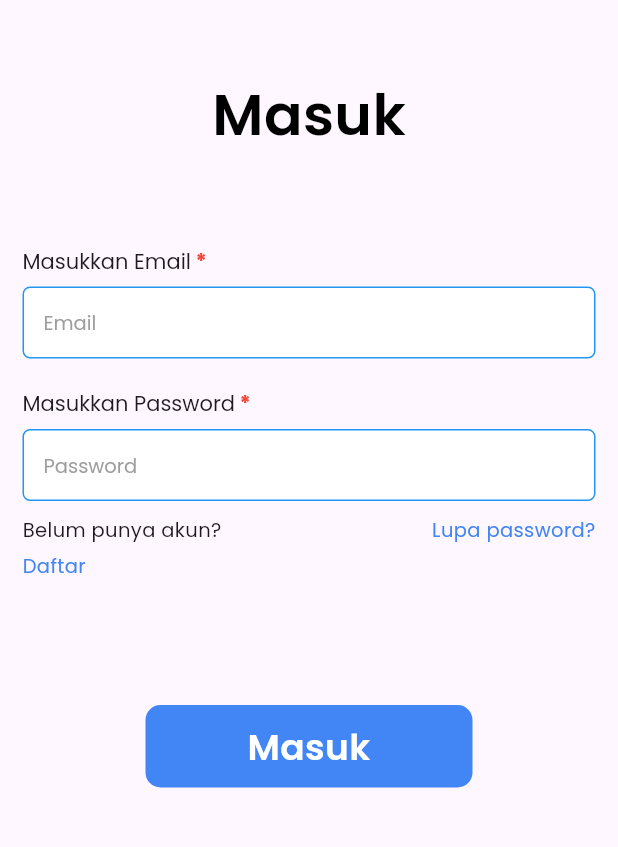
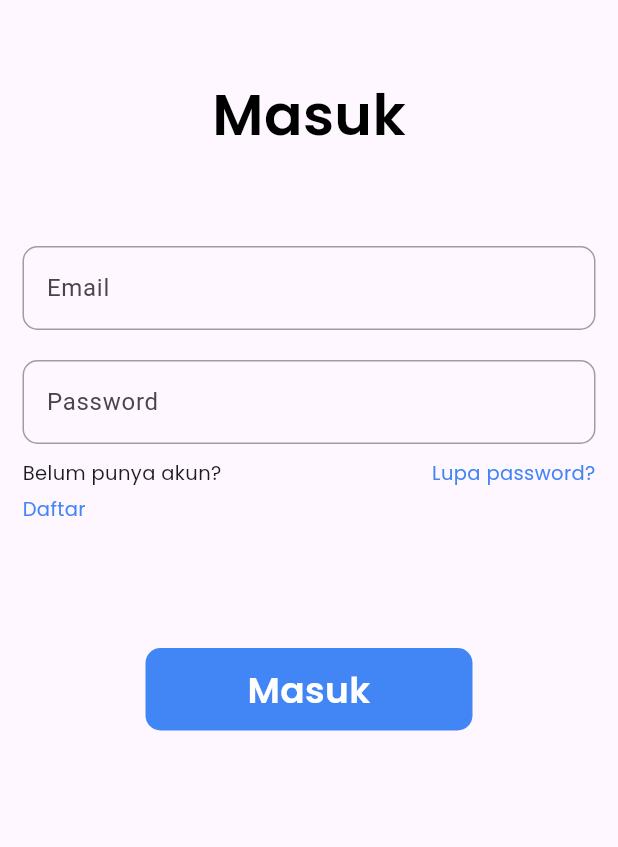
Before and after one commit to Kusumojakti/responsi_mobile_lanjut, a Flutter app: the screen it shows after launch, on a phone screen of 412 x 824 dp, the part 204-1051 px from its top. Run offline on Flutter 3.47's test engine with Material 3 defaults, Android fonts, the phone set to English and light mode, and no system bars; our stand-ins replace get, google_fonts, persistent_bottom_nav_bar.

Commit message:
Add email & password validator

```diff
--- /dev/null
+++ b/config.json
@@ -0,0 +1,12 @@
+{
+    "modules": [],
+    "module_directory_name": "module",
+    "experimental_mode": false,
+    "learning_mode": false,
+    "unfreezed": true,
+    "use_cubit": false,
+    "ignore_core_generator_for_directories": [
+        "lib/model",
+        "lib/models"
+    ]
+}
--- a/lib/ui/login_view.dart
+++ b/lib/ui/login_view.dart
@@ -2,7 +2,6 @@ import 'package:flutter/material.dart';
 import 'package:get/get.dart';
 import 'package:google_fonts/google_fonts.dart';
 import 'package:responsi_mobile_lanjut/components/card_button.dart';
-import 'package:responsi_mobile_lanjut/components/label_textfield.dart';
 import 'package:responsi_mobile_lanjut/components/nav_persistent.dart';
 import 'package:responsi_mobile_lanjut/ui/forgot_password.dart';
 import 'package:responsi_mobile_lanjut/ui/register_view.dart';
@@ -17,7 +16,7 @@ class LoginView extends StatefulWidget {
 class _LoginViewState extends State<LoginView> {
   final _formKey = GlobalKey<FormState>();
   final TextEditingController _emailController = TextEditingController();
-  final TextEditingController _passwordController  = TextEditingController();
+  final TextEditingController _passwordController = TextEditingController();
   String? _errorMsg;
   final String email = 'admin@gmail.com';
   final String password = 'password';
@@ -66,15 +65,26 @@ class _LoginViewState extends State<LoginView> {
                   key: _formKey,
                   child: Column(
                     children: [
-                      LabelTextfield(
+                      TextFormField(
                         controller: _emailController,
-                        keyboardType: TextInputType.emailAddress,
-                        expands: false,
-                        textAlign: TextAlign.start,
-                        label: "Masukkan Email",
-                        fieldFill: Colors.white,
-                        hintText: "Email",
-                        isRequired: true,
+                        decoration: const InputDecoration(
+                          labelText: 'Email',
+                          border: OutlineInputBorder(
+                            borderRadius: BorderRadius.all(Radius.circular(10)),
+                          ),
+                          enabledBorder: OutlineInputBorder(
+                            borderRadius: BorderRadius.all(Radius.circular(10)),
+                            borderSide: BorderSide(color: Colors.grey),
+                          ),
+                          focusedBorder: OutlineInputBorder(
+                            borderRadius: BorderRadius.all(Radius.circular(10)),
+                            borderSide: BorderSide(color: Colors.blue),
+                          ),
+                          errorBorder: OutlineInputBorder(
+                            borderRadius: BorderRadius.all(Radius.circular(10)),
+                            borderSide: BorderSide(color: Colors.red),
+                          ),
+                        ),
                         validator: (value) {
                           if (value == null || value.isEmpty) {
                             return 'Email tidak boleh kosong';
@@ -84,21 +94,40 @@ class _LoginViewState extends State<LoginView> {
                             return 'Masukkan email yang valid';
                           }
                           return null;
-                          }
+                        },
                       ),
                       const SizedBox(height: 20),
-                      LabelTextfield(
-                        controller: _passwordController ,
-                        keyboardType: TextInputType.visiblePassword,
+                      TextFormField(
+                        controller: _passwordController,
                         obscureText: true,
-                        expands: false,
-                        textAlign: TextAlign.start,
-                        label: "Masukkan Password",
-                        fieldFill: Colors.white,
-                        hintText: "Password",
-                        isRequired: true,
-                        validator: (value) =>
-                          value!.isEmpty ? 'Password tidak boleh kosong' : null,
+                        decoration: const InputDecoration(
+                          hintText: 'Masukan Password Anda',
+                          labelText: 'Password',
+                          border: OutlineInputBorder(
+                            borderRadius: BorderRadius.all(Radius.circular(10)),
+                          ),
+                          enabledBorder: OutlineInputBorder(
+                            borderRadius: BorderRadius.all(Radius.circular(10)),
+                            borderSide: BorderSide(color: Colors.grey),
+                          ),
+                          focusedBorder: OutlineInputBorder(
+                            borderRadius: BorderRadius.all(Radius.circular(10)),
+                            borderSide: BorderSide(color: Colors.blue),
+                          ),
+                          errorBorder: OutlineInputBorder(
+                            borderRadius: BorderRadius.all(Radius.circular(10)),
+                            borderSide: BorderSide(color: Colors.red),
+                          ),
+                        ),
+                        validator: (value) {
+                          if (value == null || value.isEmpty) {
+                            return 'Password tidak boleh kosong';
+                          }
+                          if (value.length < 8) {
+                            return 'Password harus minimal 8 karakter';
+                          }
+                          return null;
+                        },
                       ),
                       const SizedBox(height: 10),
                       Row(
@@ -143,7 +172,7 @@ class _LoginViewState extends State<LoginView> {
                       const SizedBox(height: 80),
                       CardButton(
                         btnText: "Masuk",
-                        onTap: () => Get.to(const NavPersistent()),
+                        onTap: () => _login(),
                         textStyle: GoogleFonts.poppins(
                           fontWeight: FontWeight.w600,
                           fontSize: 24,
```
Also changed, not shown: pubspec.lock. Lines whose indentation alone changed are shown as unchanged.
